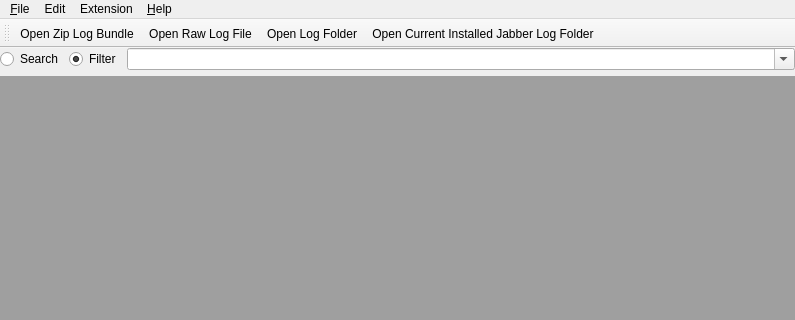
Qt form mainwindow.ui (missdeer/cjlv) before a commit; both pictures show x 0 to 795 and y 0 to 320 of the 795 by 521 pixel window.
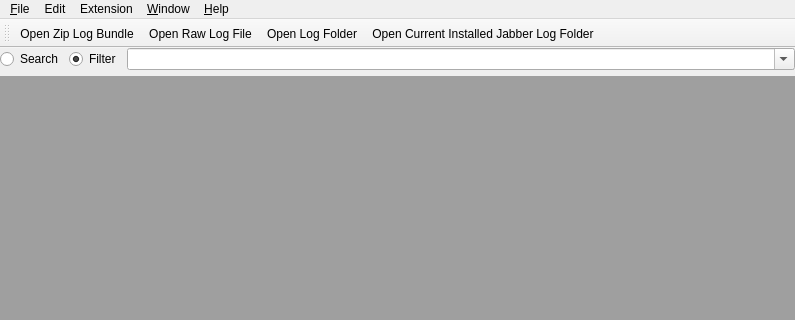
The same form after that commit. Icons and pictures are not drawn.

What changed in the file:
```diff
--- a/mainwindow.ui
+++ b/mainwindow.ui
@@ -70,7 +70,7 @@
      <x>0</x>
      <y>0</y>
      <width>795</width>
-     <height>18</height>
+     <height>22</height>
     </rect>
    </property>
    <widget class="QMenu" name="menu_File">
@@ -107,11 +107,18 @@
     <property name="title">
      <string>Extension</string>
     </property>
-    <addaction name="actionEdit"/>
+    <addaction name="actionEditExtensions"/>
+   </widget>
+   <widget class="QMenu" name="menu_Window">
+    <property name="title">
+     <string>&amp;Window</string>
+    </property>
+    <addaction name="actionCloseAll"/>
    </widget>
    <addaction name="menu_File"/>
    <addaction name="menuEdit"/>
    <addaction name="menuExtension"/>
+   <addaction name="menu_Window"/>
    <addaction name="menu_Help"/>
   </widget>
   <widget class="QToolBar" name="mainToolBar">
```
Left out of the diff: 5 changed lines with no effect on the pictures.
